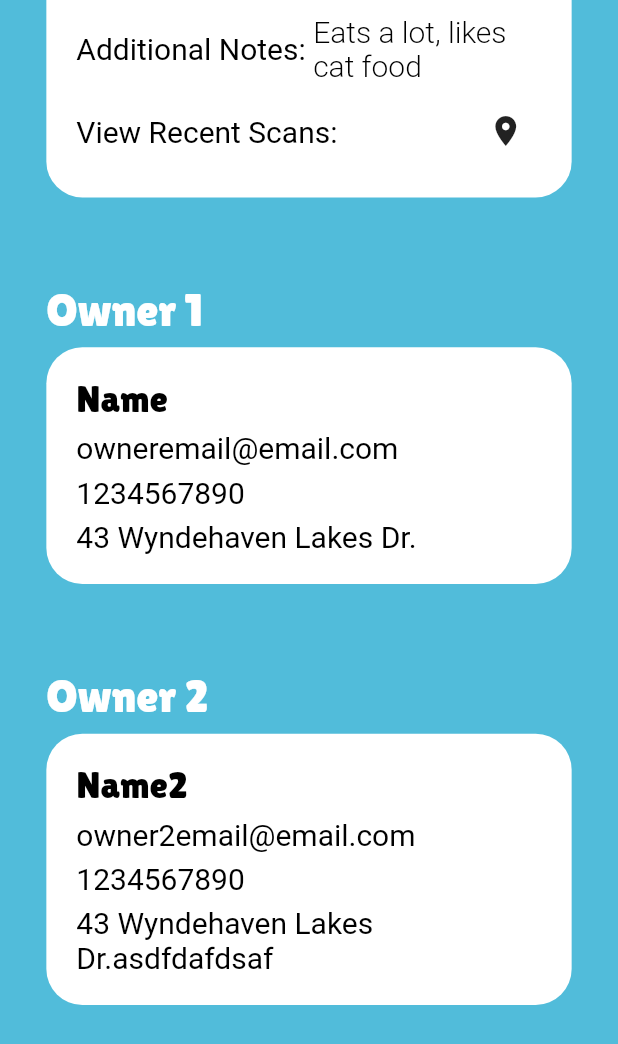
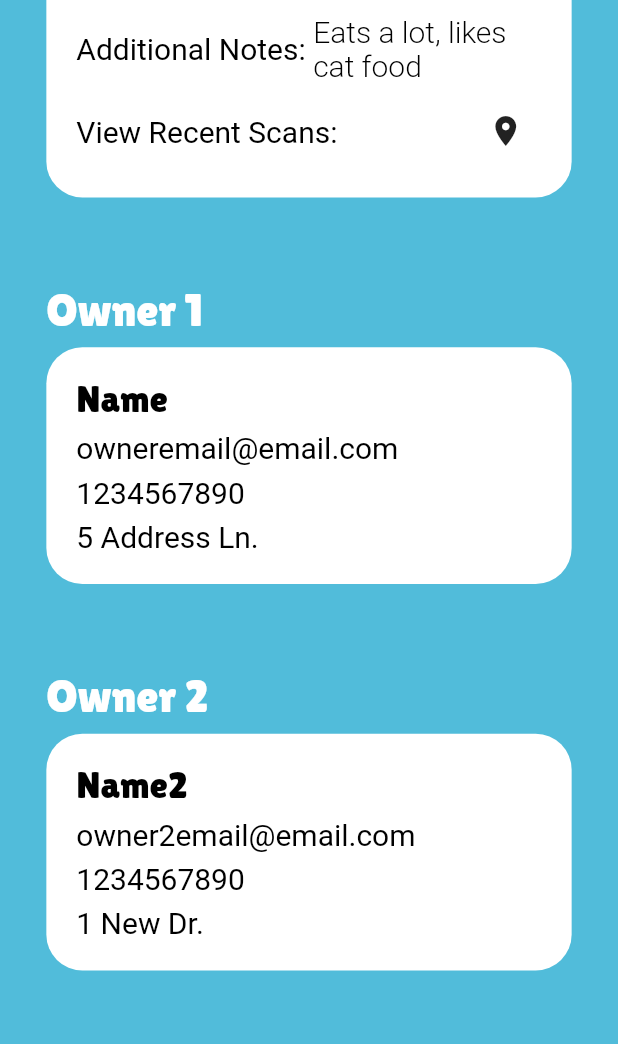
Before and after one commit to petcodeapp/interface-mobile, a Flutter app: the PetInfoScreen screen opened directly, scrolled down 412 dp, on a phone screen of 412 x 824 dp. Shown: the top 1044 px of the screen. Run offline on Flutter 3.47's test engine with Material 2 defaults, Android fonts, the phone set to English and light mode, and no system bars; our stand-ins replace bottom_navy_bar, cloud_firestore, email_validator, firebase_auth, firebase_storage, flutter_signin_button and 5 more; missing offline and left inert: slimy_card; accounts and stored records are empty.

Commit message:
edit owner address

```diff
--- a/lib/screens/pet_info_screen.dart
+++ b/lib/screens/pet_info_screen.dart
@@ -176,7 +176,7 @@ class PetInfoScreen extends StatelessWidget {
                           name: 'Name',
                           phoneNumber: '1234567890',
                           email: 'owneremail@email.com',
-                          address: '43 Wyndehaven Lakes Dr.')),
+                          address: '5 Address Ln.')),
                       SizedBox(
                         height: height * 0.07,
                       ),
@@ -195,7 +195,7 @@ class PetInfoScreen extends StatelessWidget {
                           name: 'Name2',
                           phoneNumber: '1234567890',
                           email: 'owner2email@email.com',
-                          address: '43 Wyndehaven Lakes Dr.asdfdafdsaf')),
+                          address: '1 New Dr.')),
                     ],
                   ),
                 ),
```
